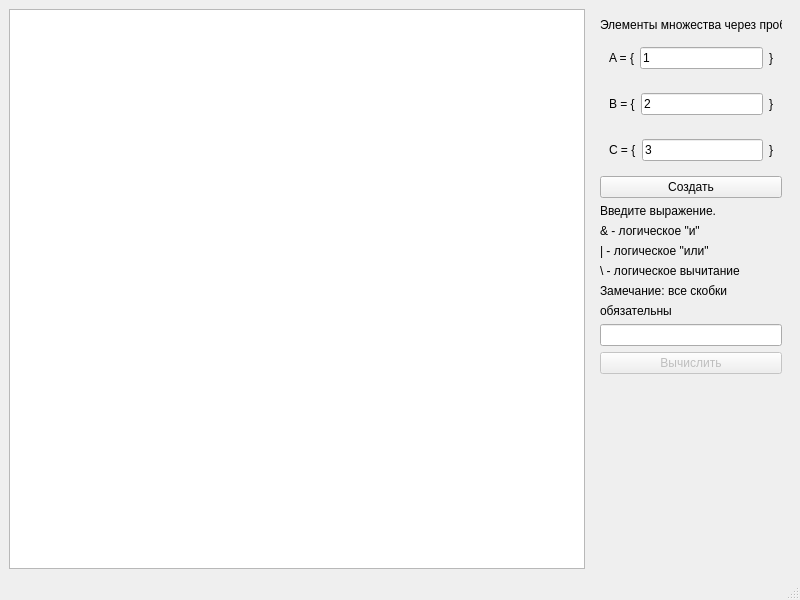
Above: source/mainwindow.ui from baseoleph/euler_diagram before the change. Below: the same form after it.
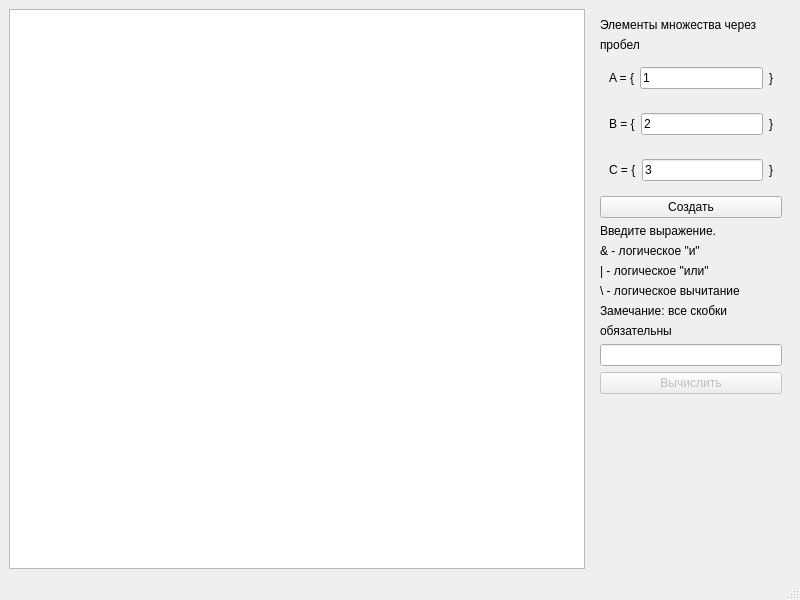
That is the form after the change.

```diff
--- a/source/mainwindow.ui
+++ b/source/mainwindow.ui
@@ -30,7 +30,14 @@
        <item>
         <widget class="QLabel" name="label_13">
          <property name="text">
-          <string>Элементы множества через пробел</string>
+          <string>Элементы множества через</string>
+         </property>
+        </widget>
+       </item>
+       <item>
+        <widget class="QLabel" name="label_14">
+         <property name="text">
+          <string>пробел</string>
          </property>
         </widget>
        </item>
```
Left out of the diff: 2 changed lines with no effect on the pictures.
